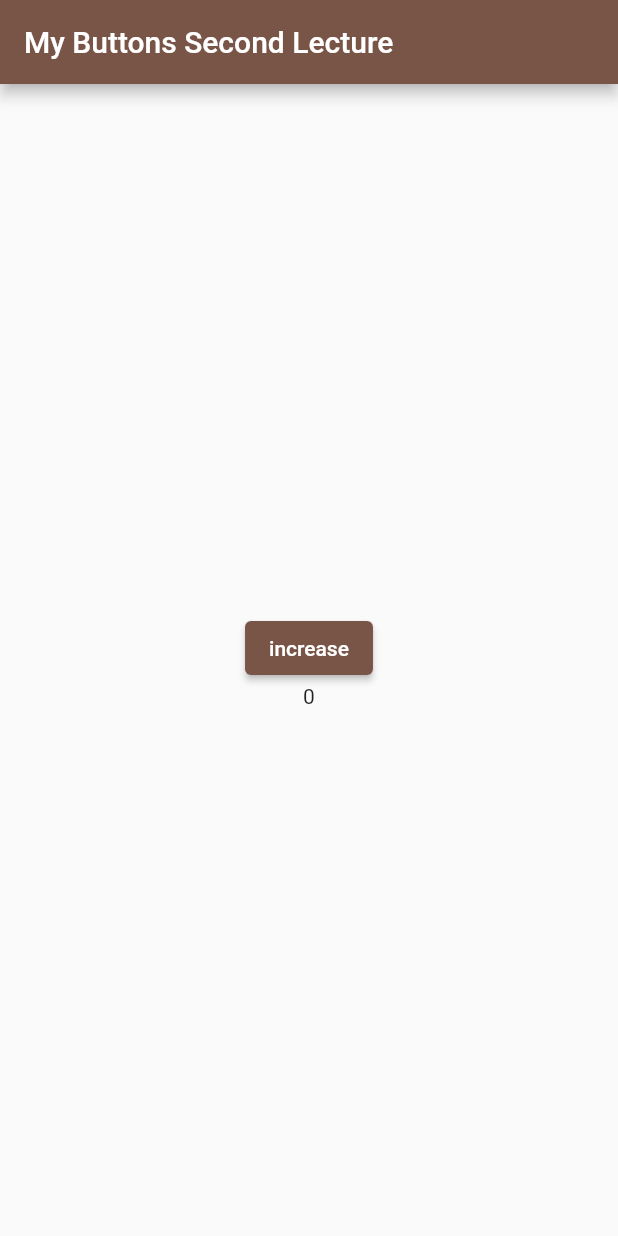
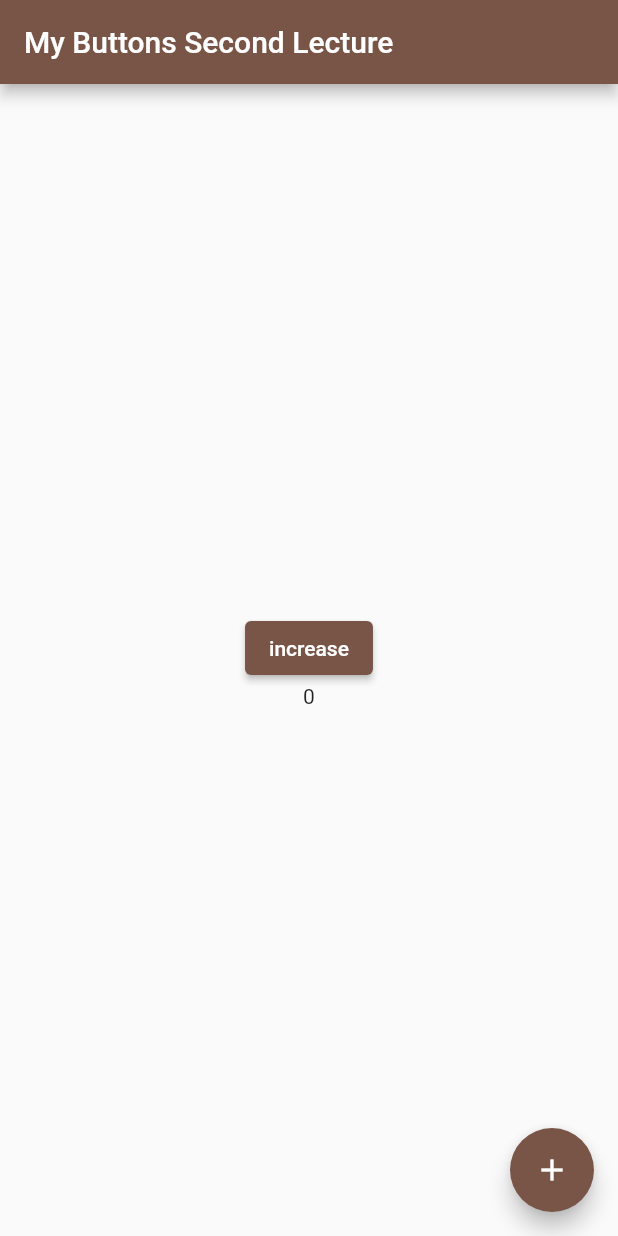
Before and after one commit to Juwon-Yun/LearnFlutter, a Flutter app: the screen it shows after launch, on a phone screen of 412 x 824 dp. Run offline on Flutter 3.47's test engine with Material 2 defaults, Android fonts, the phone set to English and light mode, and no system bars.

Commit message:
feat: floatingActionButton

```diff
--- a/lib/page/buttons2.dart
+++ b/lib/page/buttons2.dart
@@ -18,6 +18,18 @@ class _MyButtons2State extends State<MyButtons2> {
     return Scaffold(
       appBar: AppBar(
         title: const Text('My Buttons Second Lecture'),
+      ),
+      // Scaffold안에 플로팅 버튼을 만들 수 있다.
+      floatingActionButton: FloatingActionButton(
+        onPressed: (){
+          setState(() {
+            count++;
+          });
+        },
+        child: const Icon(
+          Icons.add,
+          color: Colors.white,
+        ),
       ),
       body: Column(
         mainAxisAlignment: MainAxisAlignment.center,
```
